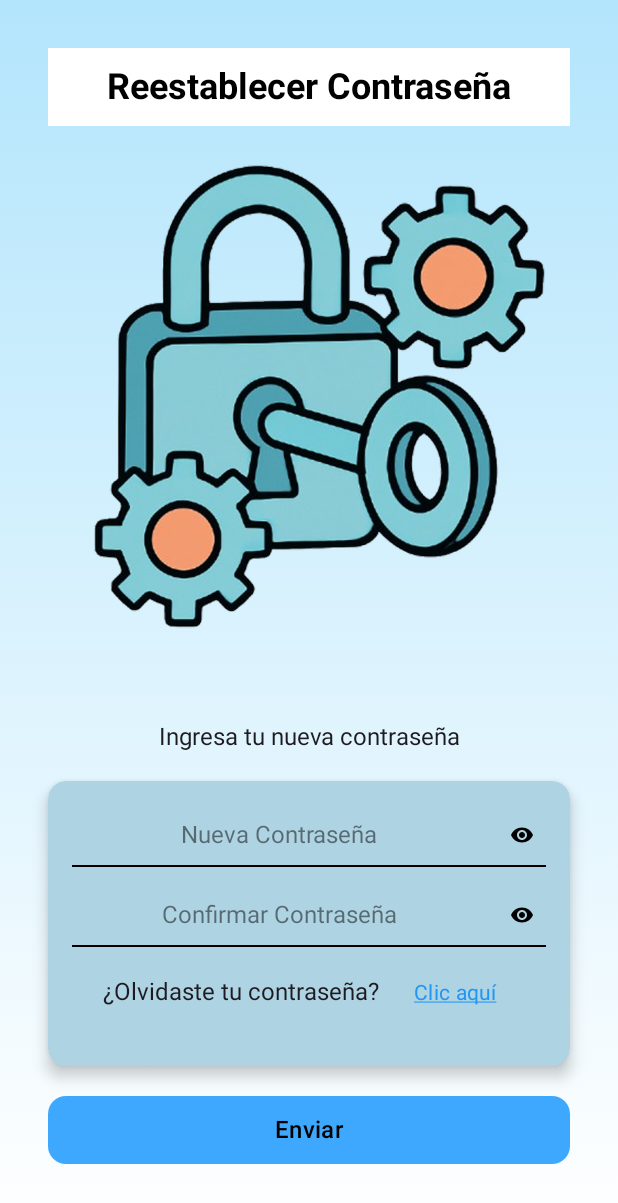
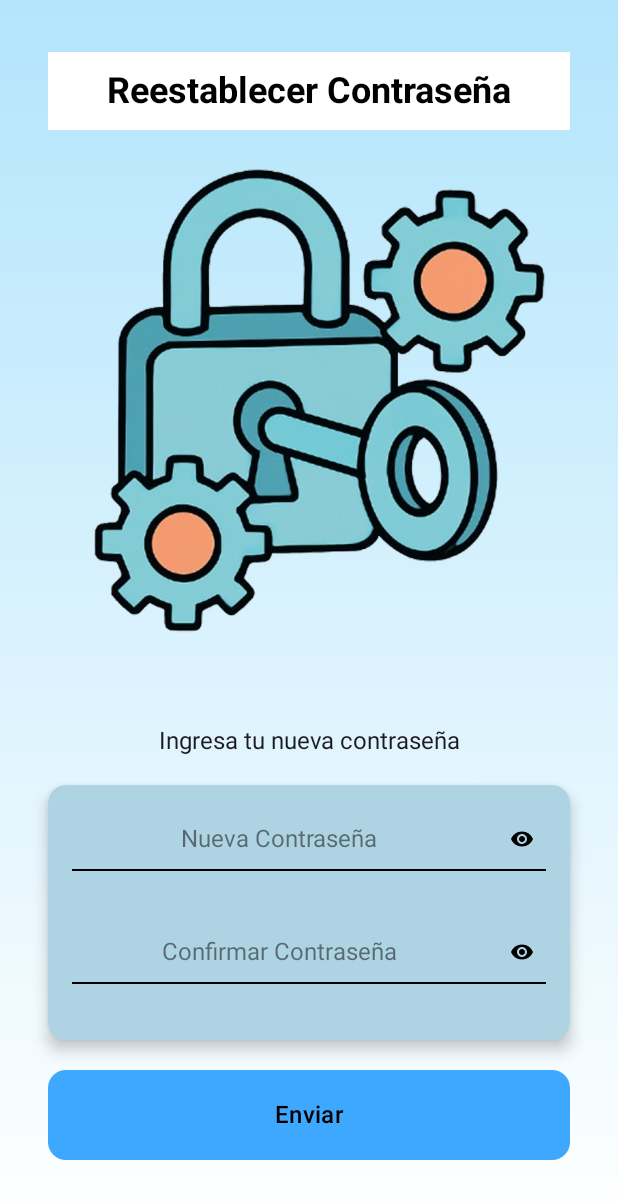
Before and after one commit to eddn-dev/TibiBalanceApp, an Android app built with Jetpack Compose: the @Preview function FeatureResetPasswordScreenPreview, on a phone screen of 412 x 824 dp. Shown: the top 1203 px of the screen. Run offline under Robolectric (Android 15) with nearby library versions, the phone set to English and light mode, and no system bars.

Commit message:
Screens Login y ResetPassword v2

```diff
--- a/app/src/main/java/com/app/tibibalance/ui/screens/FeatureResetPasswordScreen.kt
+++ b/app/src/main/java/com/app/tibibalance/ui/screens/FeatureResetPasswordScreen.kt
@@ -78,7 +78,7 @@ fun FeatureResetPasswordScreen() {
 
                 FormContainer (
                     modifier = Modifier
-                        .height(190.dp)  // Establece un alto específico
+                        .height(170.dp)  // Establece un alto específico
                 ){
                     var newpassword by remember { mutableStateOf("") }
 
@@ -87,7 +87,7 @@ fun FeatureResetPasswordScreen() {
                         onValueChange = { newpassword = it },
                         placeholder = "Nueva Contraseña" // ← placeholder personalizado en inglés
                     )
-
+                    Spacer(modifier = Modifier.height(10.dp))
                     var confirmPassword by remember { mutableStateOf("") }
 
                     InputPassword(
@@ -96,23 +96,6 @@ fun FeatureResetPasswordScreen() {
                         placeholder = "Confirmar Contraseña" // ← placeholder personalizado en inglés
                     )
 
-                    Row(
-                        modifier = Modifier
-                            .fillMaxWidth()
-                            .padding(bottom = 16.dp),
-                        horizontalArrangement = Arrangement.Center,
-                        verticalAlignment = Alignment.CenterVertically
-                    ) {
-                        Description(
-                            text = "¿Olvidaste tu contraseña? ",
-                            textAlign = TextAlign.Center
-                        )
-                        Spacer(modifier = Modifier.width(8.dp))
-                        TextButtonLink(
-                            text = "Clic aquí",
-                            onClick = {}
-                        )
-                    }
                 }
 
                 Spacer(modifier = Modifier.height(20.dp))
```
